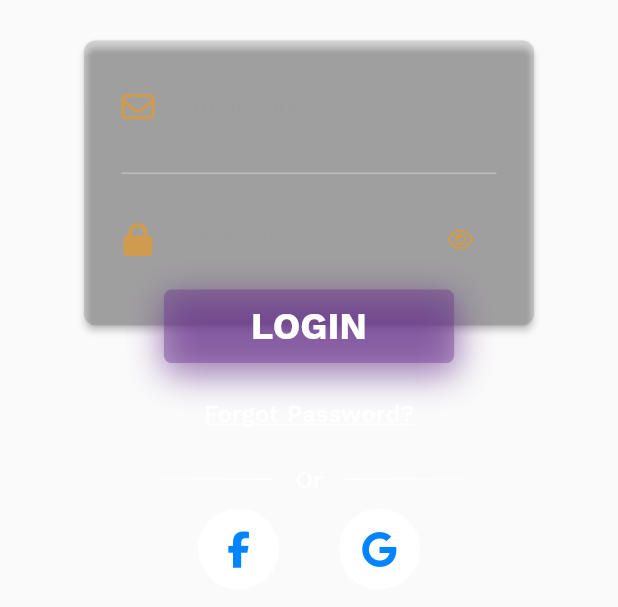
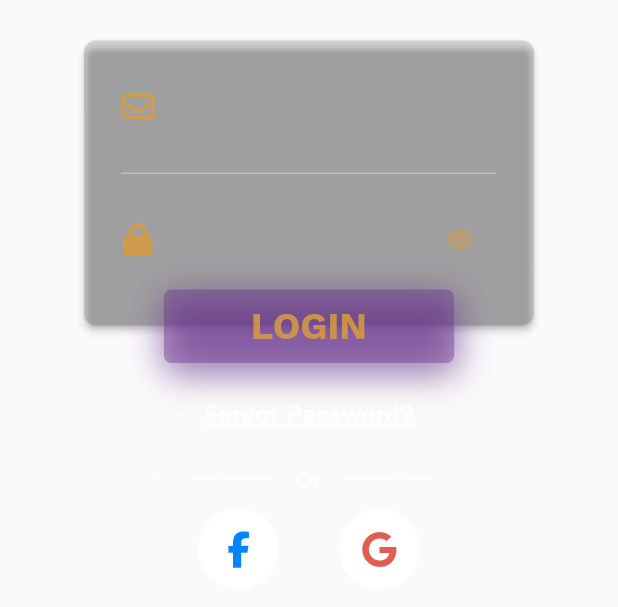
Before and after one commit to resourceldg/wallapp, a Flutter app: the SignIn widget shown alone on an empty page, opened directly, on a phone screen of 412 x 824 dp. Shown: the top 607 px of the screen. Run offline on Flutter 3.47's test engine with Material 2 defaults, Android fonts, the phone set to English and light mode, and no system bars; our stand-ins replace font_awesome_flutter, rive; missing offline and left inert: mqtt_client; Roboto replaces fonts that are missing (WorkSans); statements that could not run were skipped; project files that could hold a hidden picture were left out.

Commit message:
first auth pages

```diff
--- a/walatic/lib/UI/PAGES/login_page.dart
+++ b/walatic/lib/UI/PAGES/login_page.dart
@@ -93,11 +93,11 @@ class _LoginPageState extends State<LoginPage>
                     if (i == 0) {
                       setState(() {
                         right = Colors.grey;
-                        left = Colors.black;
+                        left = Colors.white;
                       });
                     } else if (i == 1) {
                       setState(() {
-                        right = Colors.black;
+                        right = Colors.white;
                         left = Colors.grey;
                       });
                     }
@@ -150,6 +150,7 @@ class _LoginPageState extends State<LoginPage>
                   ],
 
       ),
+
       child: CustomPaint(
         painter: BubbleIndicatorPainter(pageController: _pageController),
         child: Row(
--- a/walatic/lib/UI/PAGES/utils/bubble_indicator_painter.dart
+++ b/walatic/lib/UI/PAGES/utils/bubble_indicator_painter.dart
@@ -12,8 +12,9 @@ class BubbleIndicatorPainter extends CustomPainter {
       this.pageController})
       : super(repaint: pageController) {
   painter = Paint()
-      ..color = CustomTheme.white
+      ..color = CustomTheme.yellowBlack
       ..style = PaintingStyle.fill;
+
   }
 
   Paint? painter;
--- a/walatic/lib/UI/PAGES/widgets/sign_in.dart
+++ b/walatic/lib/UI/PAGES/widgets/sign_in.dart
@@ -108,7 +108,7 @@ class _SignInState extends State<SignIn> {
                               child: Icon(
                                 _obscureTextPassword
                                     ? FontAwesomeIcons.eye
-                                    : FontAwesomeIcons.eyeSlash,
+                                    : FontAwesomeIcons.solidEyeSlash,
                                 size: 15.0,
                                 color: CustomTheme.yellowBlack,
                               ),
@@ -159,7 +159,7 @@ class _SignInState extends State<SignIn> {
                     child: Text(
                       'LOGIN',
                       style: TextStyle(
-                          color: Colors.white,
+                          color: CustomTheme.yellowBlack,
                           fontSize: 25.0,
                           fontFamily: 'WorkSansBold'),
                     ),
@@ -265,7 +265,7 @@ class _SignInState extends State<SignIn> {
                     ),
                     child: const Icon(
                       FontAwesomeIcons.google,
-                      color: Color(0xFF0084ff),
+                      color: Color(0xdddb4437),
                     ),
                   ),
                 ),
--- a/walatic/lib/UI/PAGES/widgets/sign_up.dart
+++ b/walatic/lib/UI/PAGES/widgets/sign_up.dart
@@ -245,7 +245,7 @@ class _SignUpState extends State<SignUp> {
                     child: Text(
                       'SIGN UP',
                       style: TextStyle(
-                          color: Colors.white,
+                          color: CustomTheme.yellowBlack,
                           fontSize: 25.0,
                           fontFamily: 'WorkSansBold'),
                     ),
```
Also changed, not shown: walatic/lib/main.dart (+4 -4 lines).
